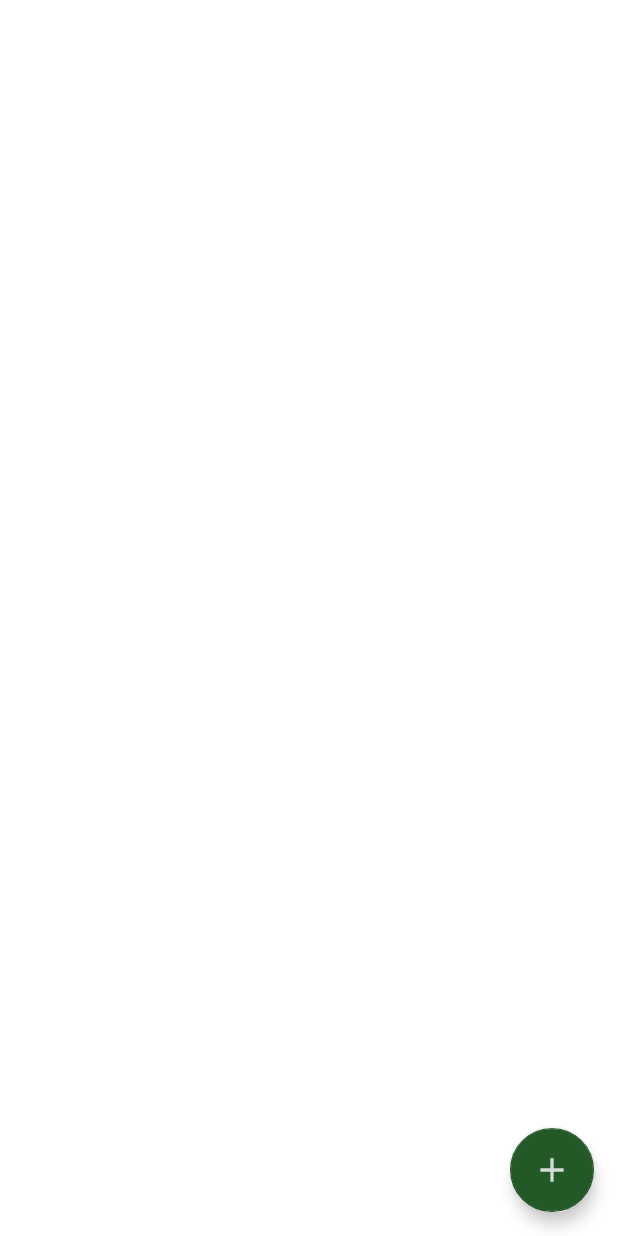
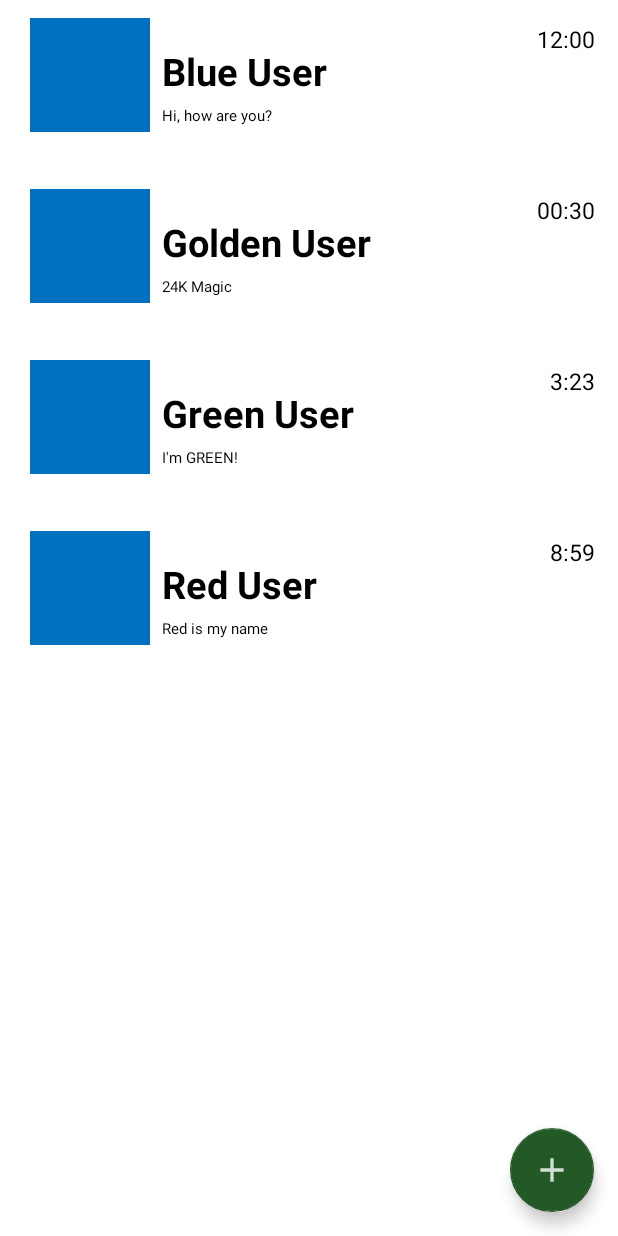
Before and after one commit to noaziv55/android_application, an Android app: the MainPage screen opened directly, with no data from a screen before it, on a phone screen of 412 x 824 dp. Run offline under Robolectric (Android 15) with nearby library versions, the phone set to English and light mode, and no system bars; our stand-ins replace Room's generated code.

Commit message:
creating chats main page
creating chats main page

```diff
--- a/AndroidApplication/app/build.gradle
+++ b/AndroidApplication/app/build.gradle
@@ -33,6 +33,7 @@ dependencies {
     implementation 'com.google.android.material:material:1.6.1'
     implementation 'androidx.constraintlayout:constraintlayout:2.1.4'
     implementation 'androidx.swiperefreshlayout:swiperefreshlayout:1.1.0'
+    implementation 'androidx.room:room-common:2.3.0'
     testImplementation 'junit:junit:4.13.2'
     androidTestImplementation 'androidx.test.ext:junit:1.1.3'
     androidTestImplementation 'androidx.test.espresso:espresso-core:3.4.0'
--- a/AndroidApplication/app/src/main/java/com/example/androidapplication/MainPage.java
+++ b/AndroidApplication/app/src/main/java/com/example/androidapplication/MainPage.java
@@ -1,21 +1,120 @@
 package com.example.androidapplication;
 
 import androidx.appcompat.app.AppCompatActivity;
+import androidx.recyclerview.widget.LinearLayoutManager;
 import androidx.recyclerview.widget.RecyclerView;
 
+import android.content.Intent;
 import android.os.Bundle;
+import android.view.View;
+import android.widget.AdapterView;
+
+import com.example.androidapplication.adapters.CustomListAdapter;
+import com.example.androidapplication.entities.Contact;
+
+import java.util.ArrayList;
 
 public class MainPage extends AppCompatActivity {
+
+    //private ContactsViewModel viewModel;
+
+    String username = "Admin";
+
+    final private int[] profilePictures = {
+            R.drawable.blue
+    };
+
+    final private String[] contactNames = {
+            "Blue User", "Golden User", "Green User", "Red User", "Lightblue User", "Pink User"
+    };
+
+    final private String[] lastMassages = {
+            "Hi, how are you?", "24K Magic", "I'm GREEN!", "Red is my name", "wasap :)", "Yo!"
+    };
+
+    final private String[] times = {
+            "12:00", "00:30", "3:23", "8:59", "14:52", "12:23"
+    };
+
+    RecyclerView list_view;
+    CustomListAdapter adapter;
+    CustomListAdapter.RecyclerViewClickListener listener;
+    ArrayList<Contact> contacts;
 
     @Override
     protected void onCreate(Bundle savedInstanceState) {
         super.onCreate(savedInstanceState);
         setContentView(R.layout.activity_main_page);
+
+        //viewModel = new ViewModelProvider(this).get(ContactsViewModel.class);
+
+        list_view = findViewById(R.id.list_view);
+        //adapter = new CustomListAdapter(getApplicationContext(), users);
+
+        setOnClickListener();
+        adapter = new CustomListAdapter(this, listener);
+
+        list_view.setAdapter(adapter);
+        list_view.setLayoutManager(new LinearLayoutManager(this));
+
+
+        contacts = new ArrayList<>();
+
+        for (int i = 0; i < 4; i++) {
+            Contact aContact = new Contact(
+                    username, contactNames[i], profilePictures[0],
+                    lastMassages[i], times[i]
+            );
+            contacts.add(aContact);
+        }
+        adapter.setContacts(contacts);
+
+/*        FloatingActionButton btnAdd = findViewById(R.id.btnAdd);
+        btnAdd.setOnClickListener(view->new Thread(()->{
+            User contact = new User(username, "Alice", profilePictures[0], lastMassages[0], times[0]);
+            viewModel.add(post);
+        }).start());
+
+        SwipeRefreshLayout refreshLayout = findViewById(R.id.refreshLayout);
+        refreshLayout.setOnRefreshListener(()->{
+            viewModel.reload();
+        });
+
+        viewModel.get().observe(this, contacts -> {
+            adapter.setContacts(contacts);
+            refreshLayout.setOnRefreshing(false);
+        });*/
+
+
+
+
+        list_view.setClickable(true);
+
+        /*list_view.setOnClickListener(new View.OnClickListener() {
+            @Override
+            public void onClick(View v) {
+                Intent intent = new Intent(getApplicationContext(), ContactActivity.class);
+
+                intent.putExtra("contactName", contactNames[i]);
+                intent.putExtra("profilePicture", profilePictures[i]);
+                intent.putExtra("lastMassage", lastMassages[i]);
+                intent.putExtra("time", times[i]);
+
+                startActivity(intent);
+            }
+        });*/
+
     }
 
-    RecyclerView listContacts = findViewById(R.id.listContacts);
-    /*GridAdapter gridAdapter = new GridAdapter(this, images);
- lstGrid.setAdapter(gridAdapter);
- lstGrid.setLayoutManager(new StaggeredGridLayoutManager(2, LinearLayoutManager.View
-*/
+    private void setOnClickListener() {
+        listener = new CustomListAdapter.RecyclerViewClickListener() {
+            @Override
+            public void onClick(View v, int position) {
+                Intent intent = new Intent(getApplicationContext(), ContactActivity.class);
+                intent.putExtra("contactName", contacts.get(position).getContactName());
+                intent.putExtra("profilePicture", contacts.get(position).getPictureId());
+                startActivity(intent);
+            }
+        };
+    }
 }
--- a/AndroidApplication/app/src/main/java/com/example/androidapplication/adapters/ContactsAdapter.java
+++ /dev/null
@@ -1,6 +0,0 @@
-package com.example.androidapplication.adapters;
-
-import androidx.recyclerview.widget.RecyclerView;
-
-public class ContactsAdapter extends RecyclerView.Adapter<ContactsAdapter.ContactViewHolder> {
-}
--- /dev/null
+++ b/AndroidApplication/app/src/main/java/com/example/androidapplication/adapters/CustomListAdapter.java
@@ -0,0 +1,90 @@
+package com.example.androidapplication.adapters;
+
+import android.content.Context;
+import android.view.LayoutInflater;
+import android.view.View;
+import android.view.ViewGroup;
+import android.widget.ImageView;
+import android.widget.TextView;
+
+import androidx.annotation.NonNull;
+import androidx.recyclerview.widget.RecyclerView;
+
+import com.example.androidapplication.R;
+import com.example.androidapplication.entities.Contact;
+
+import java.util.List;
+
+public class CustomListAdapter extends RecyclerView.Adapter<CustomListAdapter.ContactViewHolder> {
+
+    class ContactViewHolder extends RecyclerView.ViewHolder implements View.OnClickListener{
+        private final ImageView imageView;
+        private final TextView contactName;
+        private final TextView lastMsg;
+        private final TextView time;
+
+        private ContactViewHolder (View itemView){
+            super(itemView);
+
+            imageView = itemView.findViewById(R.id.profile_image);
+            contactName = itemView.findViewById(R.id.user_name);
+            lastMsg = itemView.findViewById(R.id.last_massage);
+            time = itemView.findViewById(R.id.time);
+            itemView.setOnClickListener(this);
+        }
+
+        @Override
+        public void onClick(View v) {
+            listener.onClick(itemView, getAdapterPosition());
+        }
+    }
+
+    private final LayoutInflater mInflater;
+    private List<Contact> contacts;
+    private RecyclerViewClickListener listener;
+
+    public CustomListAdapter(Context context, RecyclerViewClickListener listener) {
+        mInflater = LayoutInflater.from(context);
+        this.listener = listener;
+    }
+
+    @Override
+    public ContactViewHolder onCreateViewHolder(ViewGroup parent, int viewType) {
+        View itemView = mInflater.inflate(R.layout.custom_list_item, parent, false);
+        return new ContactViewHolder(itemView);
+    }
+
+    @Override
+    public void onBindViewHolder(@NonNull ContactViewHolder holder, int position) {
+        if (contacts != null){
+            final Contact current = contacts.get(position);
+            holder.imageView.setImageResource(current.getPictureId());
+            holder.contactName.setText(current.getContactName());
+            holder.lastMsg.setText(current.getLastMassage());
+            holder.time.setText(current.getLastMassageSendingTime());
+        }
+    }
+
+    public void setContacts(List<Contact> s){
+        contacts = s;
+        notifyDataSetChanged();
+    }
+
+    @Override
+    public int getItemCount(){
+        if (contacts != null){
+            return contacts.size();
+        }
+        else{
+            return 0;
+        }
+    }
+
+    public List<Contact> getContacts(){
+        return contacts;
+    }
+
+    public interface RecyclerViewClickListener{
+        void onClick(View v, int position);
+    }
+}
--- /dev/null
+++ b/AndroidApplication/app/src/main/java/com/example/androidapplication/entities/Contact.java
@@ -0,0 +1,44 @@
+package com.example.androidapplication.entities;
+
+import androidx.appcompat.app.AppCompatActivity;
+import androidx.room.Entity;
+import androidx.room.PrimaryKey;
+
+@Entity
+public class Contact {
+    @PrimaryKey(autoGenerate = true)
+    private String userName;
+    @PrimaryKey(autoGenerate = true)
+    private String contactName;
+    private int profileImg;
+    private String lastMassage;
+    private String lastMassageSendingTime;
+
+    public Contact(String userName, String contactName, int profileImg, String lastMassage, String lastMassageSendingTime) {
+        this.userName = userName;
+        this.contactName = contactName;
+        this.profileImg = profileImg;
+        this.lastMassage = lastMassage;
+        this.lastMassageSendingTime = lastMassageSendingTime;
+    }
+
+    public int getPictureId() {
+        return profileImg;
+    }
+
+    public String getLastMassage() {
+        return lastMassage;
+    }
+
+    public String getLastMassageSendingTime() {
+        return lastMassageSendingTime;
+    }
+
+    public String getUserName() {
+        return userName;
+    }
+
+    public String getContactName() {
+        return contactName;
+    }
+}
--- a/AndroidApplication/app/src/main/res/layout/activity_main_page.xml
+++ b/AndroidApplication/app/src/main/res/layout/activity_main_page.xml
@@ -10,14 +10,15 @@
         android:id="@+id/refreshLayout"
         android:layout_width="match_parent"
         android:layout_height="match_parent"
-        tools:layout_editor_absoluteX="59dp"
-        tools:layout_editor_absoluteY="-101dp">
+        tools:layout_editor_absoluteX="0dp"
+        tools:layout_editor_absoluteY="88dp">
 
         <androidx.recyclerview.widget.RecyclerView
-            android:id="@+id/listContacts"
+            android:id="@+id/list_view"
             android:layout_width="match_parent"
             android:layout_height="match_parent"
-            android:background="@android:color/white" />
+            android:background="@android:color/white"
+            tools:listitem="@layout/custom_list_item" />
     </androidx.swiperefreshlayout.widget.SwipeRefreshLayout>
 
     <com.google.android.material.floatingactionbutton.FloatingActionButton
--- a/AndroidApplication/app/src/main/res/layout/activity_register_page.xml
+++ b/AndroidApplication/app/src/main/res/layout/activity_register_page.xml
@@ -26,6 +26,12 @@
                 android:background="@drawable/radius"
                 android:orientation="vertical"
                 android:padding="20dp">
+
+                <ImageView
+                    android:id="@+id/profileImg"
+                    android:layout_width="match_parent"
+                    android:layout_height="wrap_content"
+                    app:srcCompat="@drawable/ic_launcher_foreground" />
 
                 <EditText
                     android:id="@+id/editTextTextPersonName"
--- /dev/null
+++ b/AndroidApplication/app/src/main/res/layout/custom_list_item.xml
@@ -0,0 +1,76 @@
+<?xml version="1.0" encoding="utf-8"?>
+
+<androidx.constraintlayout.widget.ConstraintLayout xmlns:android="http://schemas.android.com/apk/res/android"
+    xmlns:app="http://schemas.android.com/apk/res-auto"
+    xmlns:tools="http://schemas.android.com/tools"
+    android:layout_width="match_parent"
+    tools:context=".entities.Contact"
+    android:background="@color/white"
+    android:layout_height="wrap_content">
+
+        <RelativeLayout
+            android:layout_width="match_parent"
+            android:layout_height="wrap_content"
+            android:layout_marginTop="10dp"
+            tools:ignore="MissingConstraints">
+
+            <LinearLayout
+                android:layout_width="wrap_content"
+                android:layout_height="wrap_content"
+                android:layout_marginVertical="10dp"
+                android:orientation="horizontal">
+
+                <ImageView
+                    android:id="@+id/profile_image"
+                    android:layout_width="80dp"
+                    android:layout_height="80dp"
+                    android:layout_marginStart="20dp"
+                    tools:src="@drawable/blue"/>
+
+                <LinearLayout
+                    android:layout_width="wrap_content"
+                    android:layout_height="wrap_content"
+                    android:layout_marginVertical="20dp"
+                    android:layout_marginStart="8dp"
+                    android:orientation="vertical">
+
+                    <TextView
+                        android:id="@+id/user_name"
+                        android:layout_width="wrap_content"
+                        android:layout_height="wrap_content"
+                        tools:text="User Name"
+                        android:textColor="@color/black"
+                        android:textSize="25dp"
+                        android:textStyle="bold"
+
+                        />
+
+                    <TextView
+                        android:id="@+id/last_massage"
+                        android:layout_width="wrap_content"
+                        android:layout_height="wrap_content"
+                        tools:text="Hi, how are you?"
+                        android:textColor="@color/black"
+                        android:textSize="10dp"
+                        android:layout_marginTop="5dp"
+                        />
+
+                </LinearLayout>
+
+            </LinearLayout>
+
+            <TextView
+                android:id="@+id/time"
+                android:layout_width="wrap_content"
+                android:layout_height="wrap_content"
+                tools:text="10:00"
+                android:textColor="@color/black"
+                android:textSize="15dp"
+                android:padding="15dp"
+                android:layout_alignParentRight="true"
+                />
+
+        </RelativeLayout>
+
+
+</androidx.constraintlayout.widget.ConstraintLayout>
```
Also changed, not shown: AndroidApplication/app/src/main/AndroidManifest.xml (+7 -0 lines), AndroidApplication/app/src/main/java/com/example/androidapplication/ContactActivity.java (added, +33 -0 lines), AndroidApplication/app/src/main/java/com/example/androidapplication/LoginPage.java (+6 -1 lines), AndroidApplication/app/src/main/res/layout/activity_contact.xml (added, +28 -0 lines), AndroidApplication/app/src/main/res/drawable-v24/blue.png (added).
